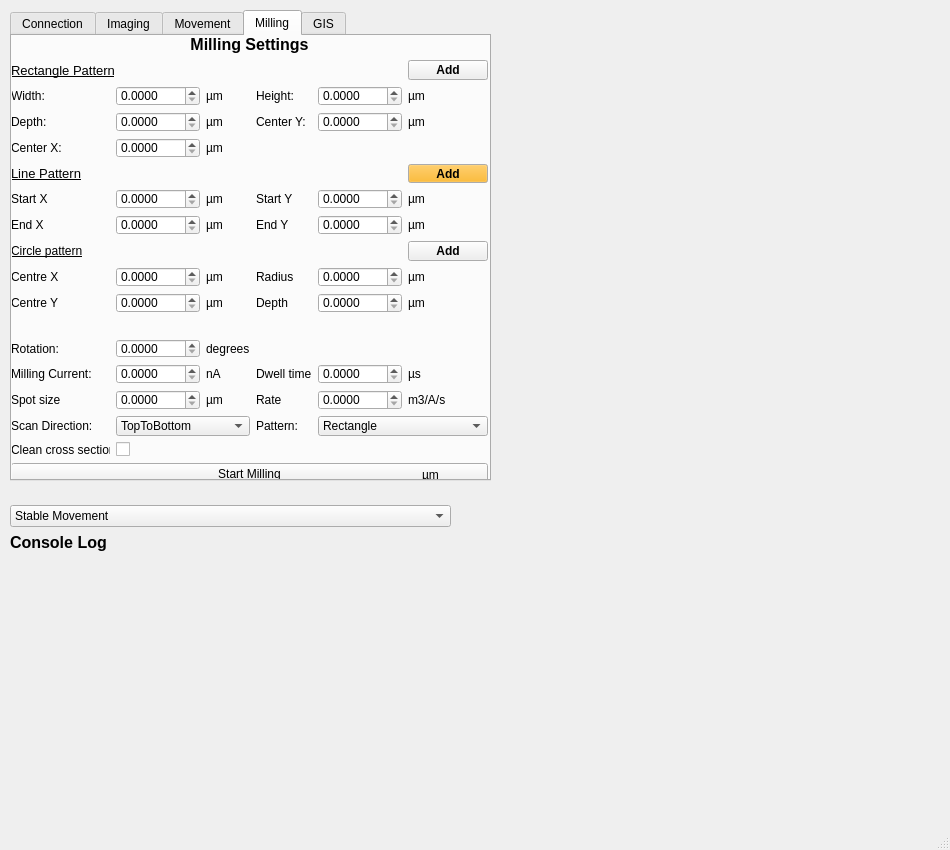
Before: the Qt Designer form fibsem/ui/qtdesigner_files/connect.ui in DeMarcoLab/fibsem, drawn with Qt 5.
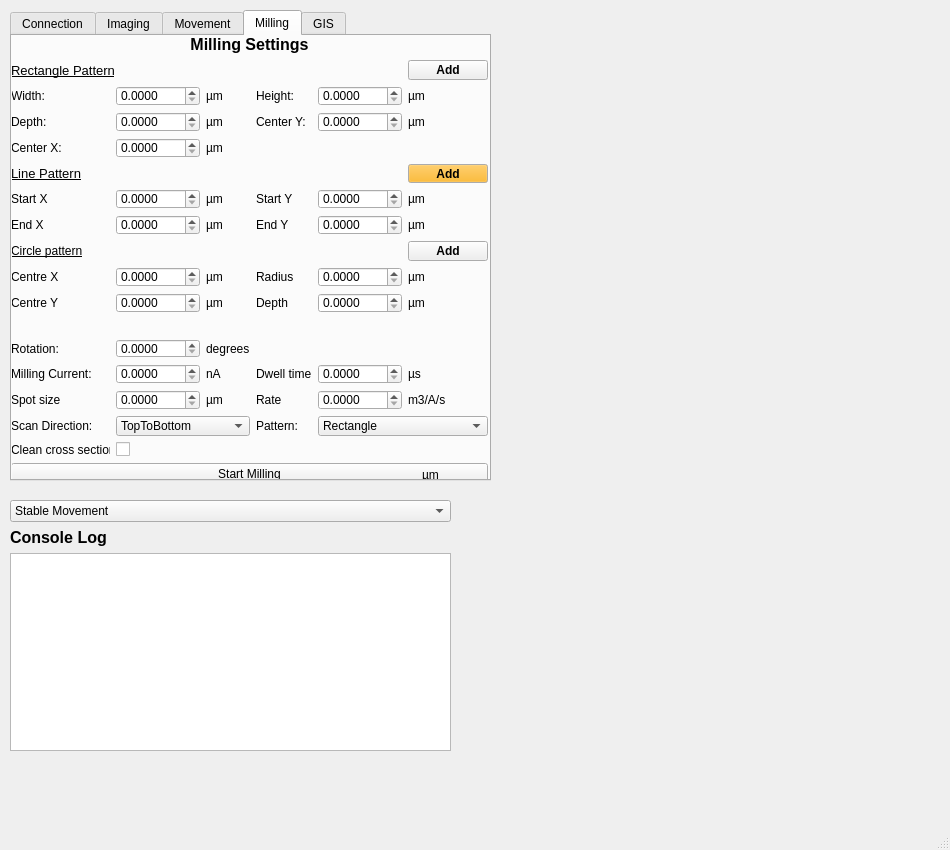
After: the same form once the commit is applied.

Diff of the .ui file:
```diff
--- a/fibsem/ui/qtdesigner_files/connect.ui
+++ b/fibsem/ui/qtdesigner_files/connect.ui
@@ -1741,60 +1741,7 @@
       </widget>
      </item>
      <item>
-      <widget class="QLabel" name="CLog">
-       <property name="text">
-        <string/>
-       </property>
-      </widget>
-     </item>
-     <item>
-      <widget class="QLabel" name="CLog2">
-       <property name="text">
-        <string/>
-       </property>
-      </widget>
-     </item>
-     <item>
-      <widget class="QLabel" name="CLog3">
-       <property name="text">
-        <string/>
-       </property>
-      </widget>
-     </item>
-     <item>
-      <widget class="QLabel" name="CLog4">
-       <property name="text">
-        <string/>
-       </property>
-      </widget>
-     </item>
-     <item>
-      <widget class="QLabel" name="CLog5">
-       <property name="text">
-        <string/>
-       </property>
-      </widget>
-     </item>
-     <item>
-      <widget class="QLabel" name="CLog6">
-       <property name="text">
-        <string/>
-       </property>
-      </widget>
-     </item>
-     <item>
-      <widget class="QLabel" name="CLog7">
-       <property name="text">
-        <string/>
-       </property>
-      </widget>
-     </item>
-     <item>
-      <widget class="QLabel" name="CLog8">
-       <property name="text">
-        <string/>
-       </property>
-      </widget>
+      <widget class="QPlainTextEdit" name="plainTextEdit"/>
      </item>
     </layout>
    </widget>
```
